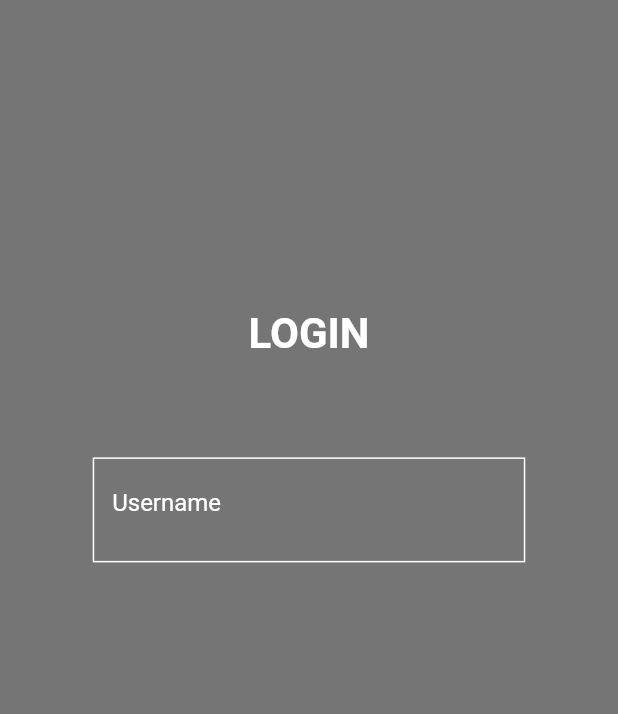
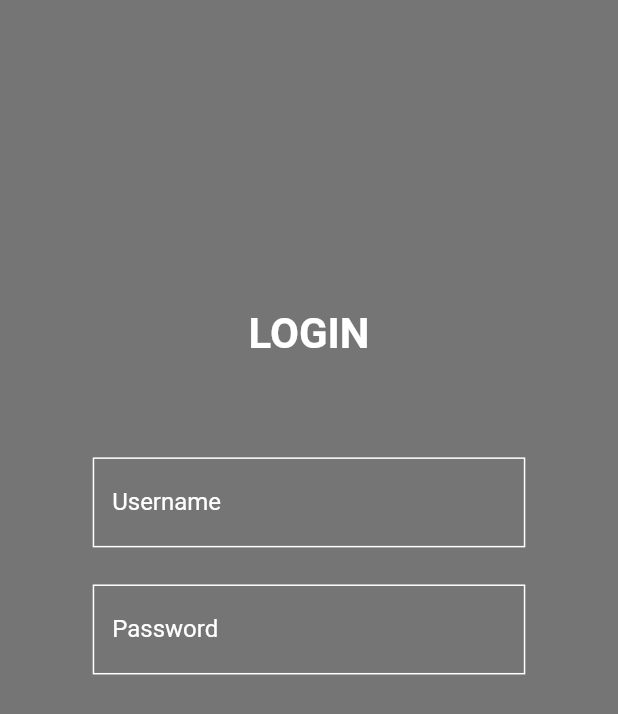
Before and after one commit to Fredd08/GIT-News-App, a Flutter app: the screen it shows after launch, after a tap on "Login", on a phone screen of 412 x 824 dp. Shown: the top 714 px of the screen. Run offline on Flutter 3.47's test engine with Material 2 defaults, Android fonts, the phone set to English and light mode, and no system bars.

Commit message:
LoginPage update

```diff
--- a/lib/Login/login.dart
+++ b/lib/Login/login.dart
@@ -36,7 +36,7 @@ class _LoginState extends State<Login> {
             decoration: BoxDecoration(
               border: Border.all(color: Colors.white)
             ),
-            height: 70,
+            height: 60,
             width: w*0.7,
             child: TextFormField(
               decoration:
@@ -47,7 +47,26 @@ class _LoginState extends State<Login> {
 
               ),
             ),
-          )
+          ),
+          SizedBox(
+            height: h*0.03,
+          ),
+          Container(
+            decoration: BoxDecoration(
+              border: Border.all(color: Colors.white)
+            ),
+            height: 60,
+            width: w*0.7,
+            child: TextFormField(
+              decoration:
+              InputDecoration(
+                hintText: "Password",
+                hintStyle: TextStyle(color:Colors.white),
+                border: OutlineInputBorder(borderSide: BorderSide.none)
+
+              ),
+            ),
+          ),
         ],
       ),
     );
```
